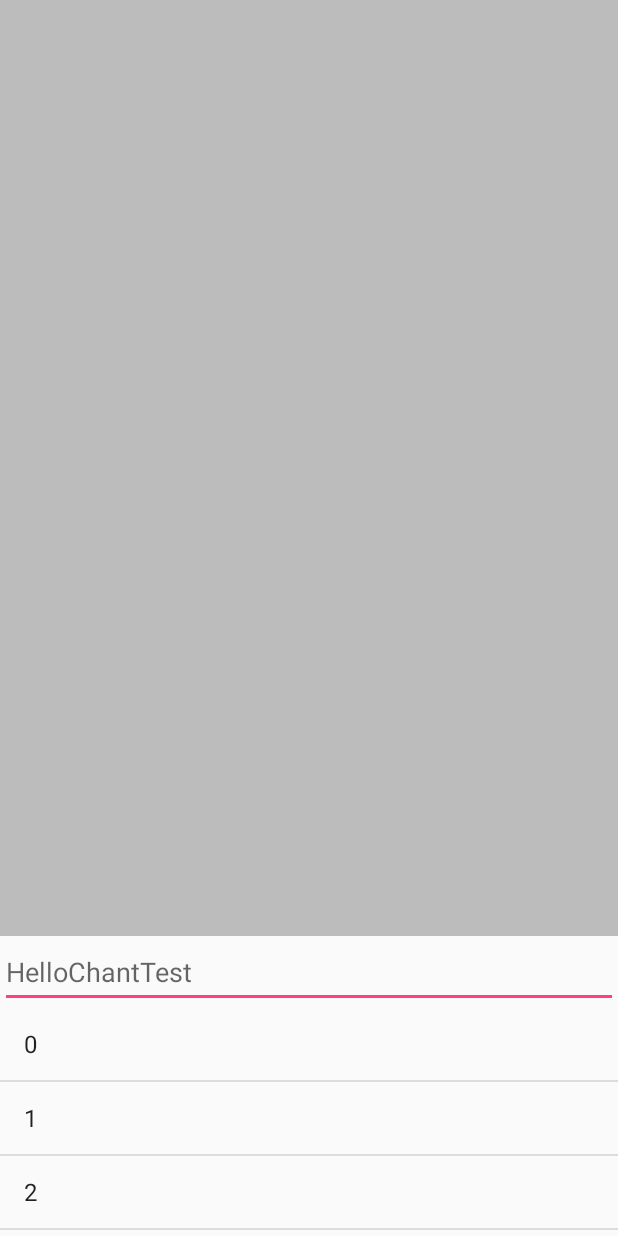
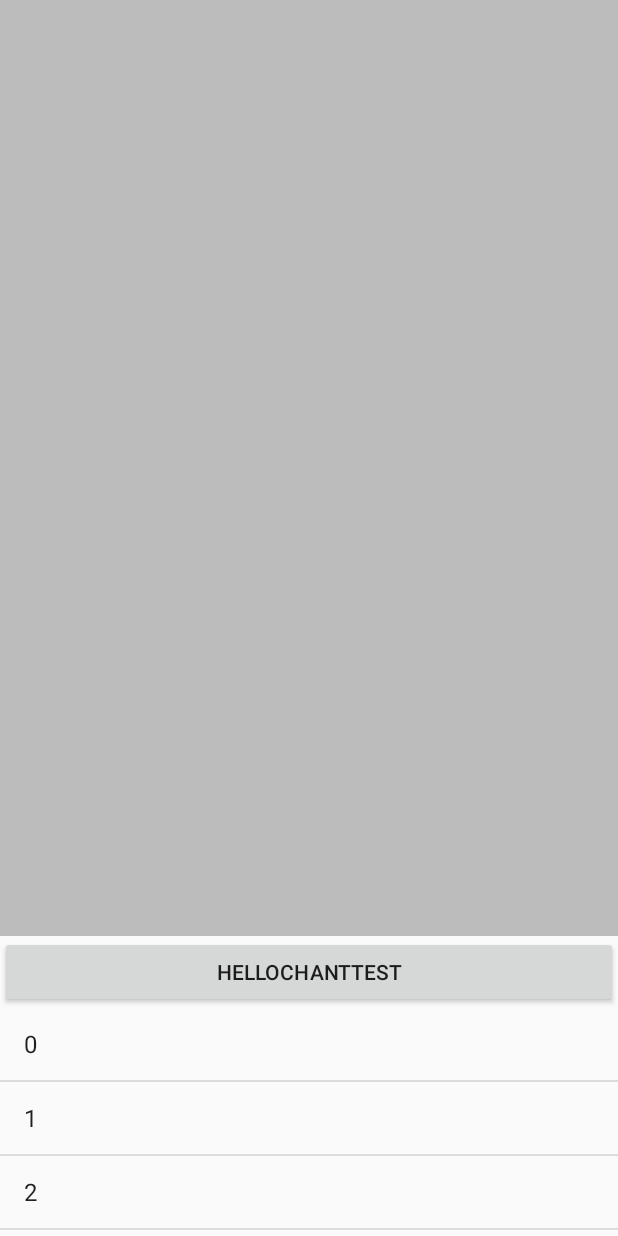
Before and after one commit to chanthuang/ChantTest, an Android app: the screen it shows after launch (TouchEventActivity), on a phone screen of 412 x 824 dp. Run offline under Robolectric (Android 15) with nearby library versions, the phone set to English and light mode, and no system bars.

Commit message:
feature: 不拦截DOWN事件，让可拖动区域的View也可以点击

```diff
--- a/app/src/main/res/layout/activity_touch_event.xml
+++ b/app/src/main/res/layout/activity_touch_event.xml
@@ -14,10 +14,11 @@
         android:background="?android:attr/colorBackground"
         android:orientation="vertical">
 
-        <EditText
+        <Button
             android:layout_width="match_parent"
+            android:id="@+id/testButton"
             android:layout_height="48dp"
-            android:hint="@string/app_name"/>
+            android:text="@string/app_name"/>
 
         <ListView
             android:id="@+id/testListView"
```
Also changed, not shown: app/src/main/java/com/chant/chanttest/nestedscroll/touchevent/DraggableParentView.java (+38 -10 lines), app/src/main/java/com/chant/chanttest/nestedscroll/touchevent/TouchEventActivity.java (+22 -0 lines).
